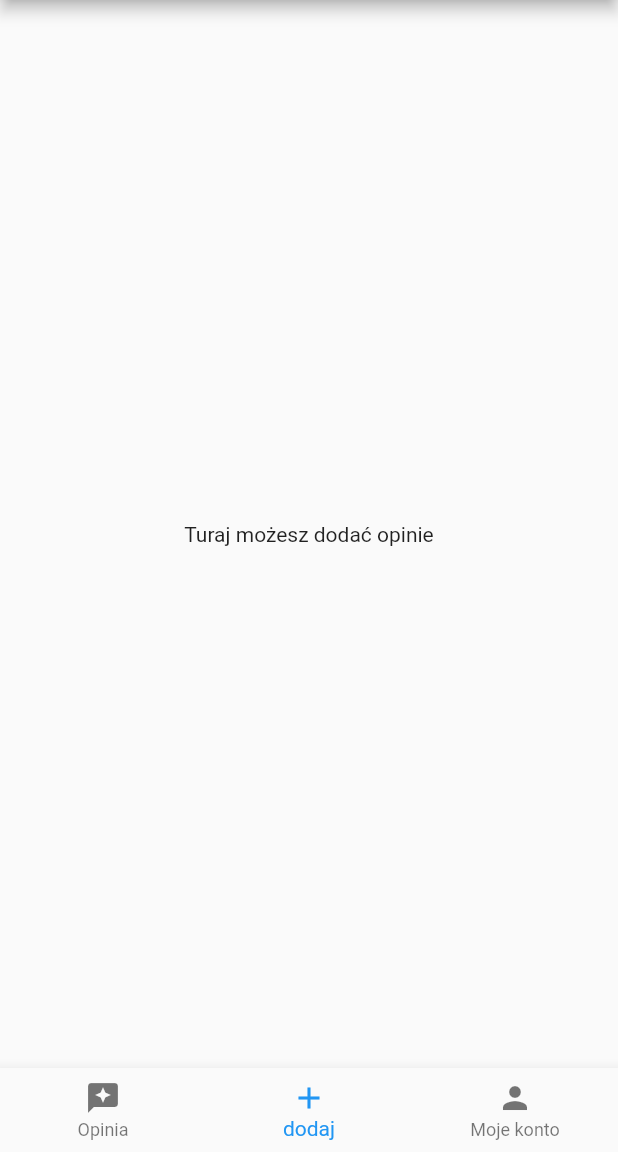
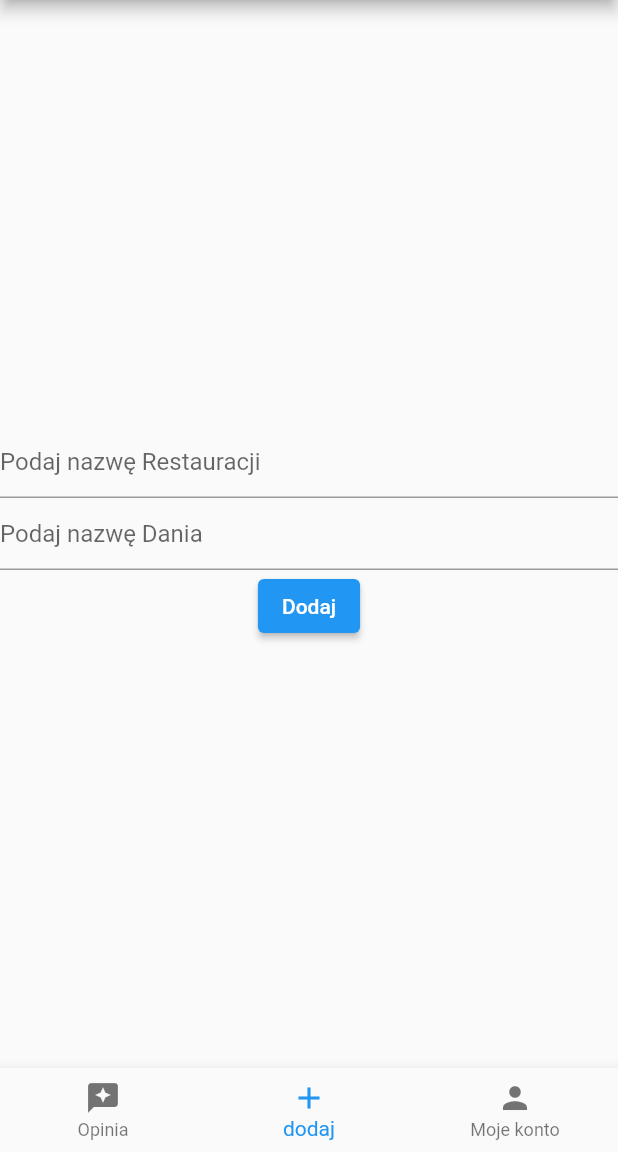
Before and after one commit to dawidskalski/restauracje_lodz, a Flutter app: the screen it shows once a user with an empty profile is signed in, item 2 of the bottom bar chosen, on a phone screen of 412 x 824 dp, the part 84-1236 px from its top. Run offline on Flutter 3.47's test engine with Material 2 defaults, Android fonts, the phone set to English and light mode, and no system bars; our stand-ins replace cloud_firestore, firebase_auth, firebase_core; accounts and stored records are empty.

Commit message:
Implement adding restaurants

```diff
--- a/lib/app/home/add_opinion/add_opinion_page_content.dart
+++ b/lib/app/home/add_opinion/add_opinion_page_content.dart
@@ -1,17 +1,59 @@
-
-
-
+import 'package:cloud_firestore/cloud_firestore.dart';
 import 'package:flutter/material.dart';
 
-class AddOpinionPageContent extends StatelessWidget {
+class AddOpinionPageContent extends StatefulWidget {
   const AddOpinionPageContent({
     Key? key,
   }) : super(key: key);
 
   @override
+  State<AddOpinionPageContent> createState() => _AddOpinionPageContentState();
+}
+
+class _AddOpinionPageContentState extends State<AddOpinionPageContent> {
+  var restaurantName = '';
+  var dishName = '';
+
+  @override
   Widget build(BuildContext context) {
-    return const Center(
-      child: Text('Turaj możesz dodać opinie'),
+    return Center(
+      child: Column(
+        mainAxisAlignment: MainAxisAlignment.center,
+        children: [
+          TextField(
+            decoration: InputDecoration(
+              hintText: 'Podaj nazwę Restauracji',
+            ),
+            onChanged: (newValue) {
+              setState(() {
+                restaurantName = newValue;
+              });
+            },
+          ),
+          TextField(
+            decoration: InputDecoration(
+              hintText: 'Podaj nazwę Dania',
+            ),
+            onChanged: (newValue) {
+              setState(
+                () {
+                  dishName = newValue;
+                },
+              );
+            },
+          ),
+          ElevatedButton(
+            onPressed: () {
+              FirebaseFirestore.instance.collection('restaurants').add({
+                'name': restaurantName,
+                'dishname': dishName,
+                'rating': 3.5,
+              });
+            },
+            child: Text('Dodaj'),
+          ),
+        ],
+      ),
     );
   }
 }
--- a/lib/app/home/restaurants/restaurants_page_content.dart
+++ b/lib/app/home/restaurants/restaurants_page_content.dart
@@ -1,5 +1,3 @@
-
-
 import 'package:cloud_firestore/cloud_firestore.dart';
 import 'package:flutter/material.dart';
 
@@ -36,7 +34,7 @@
                               crossAxisAlignment: CrossAxisAlignment.start,
                               children: [
                                 Text(document['name']),
-                                Text(document['pizza']),
+                                Text(document['dishname']),
                               ],
                             ),
                             Text(
```
